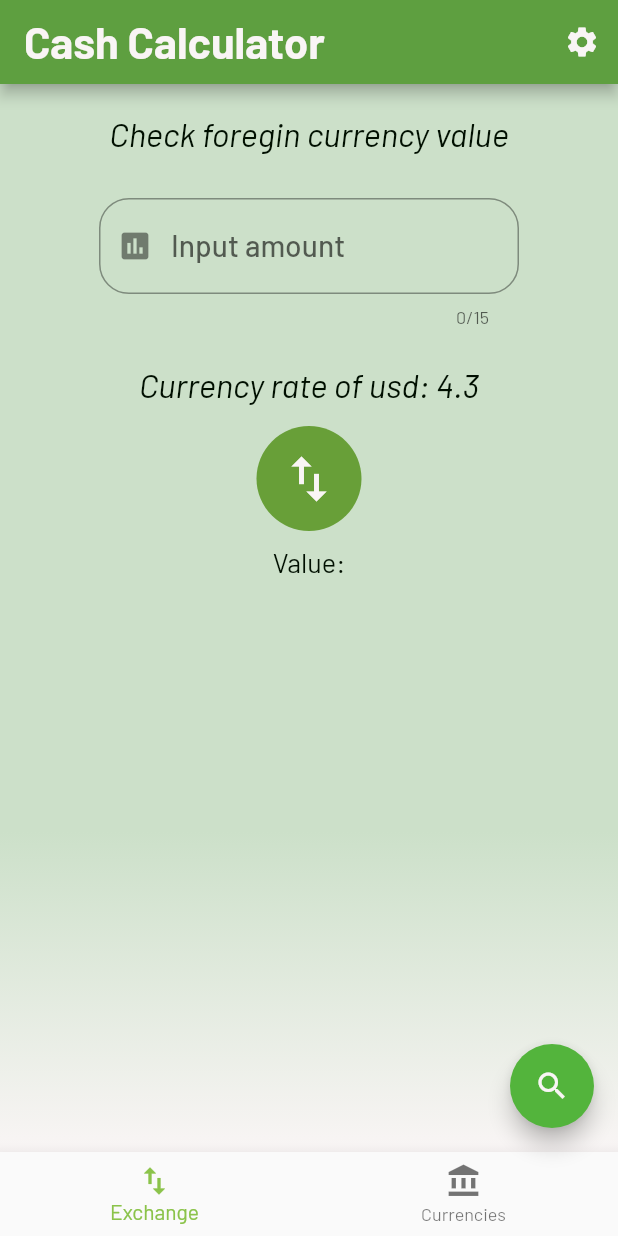
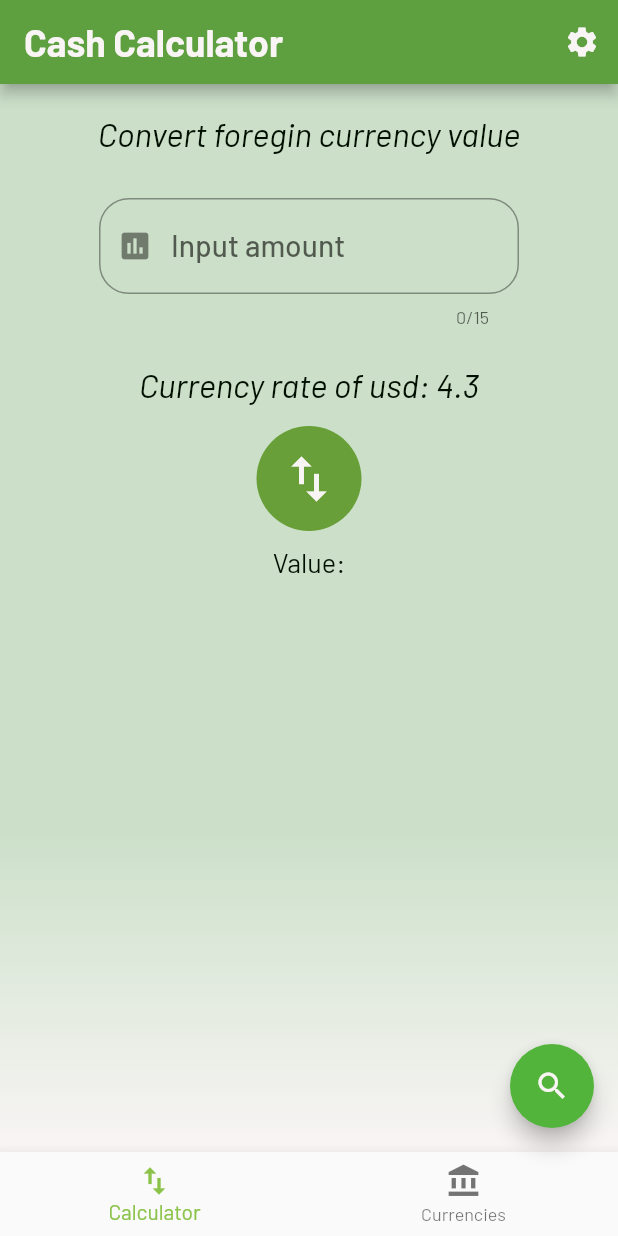
Before and after one commit to paulkastel/cash_calc, a Flutter app: the screen it shows after launch, on a phone screen of 412 x 824 dp. Run offline on Flutter 3.47's test engine with Material 2 defaults, Android fonts, the phone set to English and light mode, and no system bars; accounts and stored records are empty; project files that could hold a hidden picture were left out.

```diff
--- a/lib/main.dart
+++ b/lib/main.dart
@@ -2,9 +2,11 @@ import 'package:cash_calc/repositories/api_handler.dart';
 import 'package:cash_calc/repositories/db_handler.dart';
 import 'package:cash_calc/utils/app_colors.dart';
 import 'package:cash_calc/utils/app_routes.dart';
+import 'package:cash_calc/utils/app_texts.dart';
 import 'package:cash_calc/views/main_view.dart';
 import 'package:cash_calc/views/settings_page_view.dart';
 import 'package:flutter/material.dart';
+import 'package:flutter_localizations/flutter_localizations.dart';
 
 void main() {
   dbHandler = DbHandler();
@@ -33,7 +35,7 @@ class CashCalcApp extends StatelessWidget {
             title: TextStyle(
                 color: AppColors.white,
                 fontWeight: FontWeight.w700,
-                fontSize: 29),
+                fontSize: 25),
             headline: TextStyle(
                 color: AppColors.black,
                 fontSize: 22.0,
@@ -46,6 +48,16 @@ class CashCalcApp extends StatelessWidget {
           ),
           fontFamily: 'Barlow',
         ),
+        localizationsDelegates: [
+          const AppTextsDelegate(),
+          GlobalMaterialLocalizations.delegate,
+          GlobalWidgetsLocalizations.delegate
+        ],
+        supportedLocales: const [
+          Locale('en', 'US'),
+          Locale('de', 'DE'),
+          Locale('pl', 'PL')
+        ],
         home: MainPageView());
   }
 }
--- /dev/null
+++ b/lib/utils/app_texts.dart
@@ -0,0 +1,136 @@
+import 'package:flutter/material.dart';
+import 'package:intl/intl.dart';
+import 'package:cash_calc/l10n/messages_all.dart';
+
+class AppTexts {
+  AppTexts(this.localeName);
+
+  final String localeName;
+
+  static Future<AppTexts> load(Locale locale) {
+    final String name =
+        locale.countryCode.isEmpty ? locale.languageCode : locale.toString();
+    final String localeName = Intl.canonicalizedLocale(name);
+
+    return initializeMessages(localeName).then((_) {
+      return AppTexts(localeName);
+    });
+  }
+
+  static AppTexts of(BuildContext context) {
+    return Localizations.of<AppTexts>(context, AppTexts);
+  }
+
+  String get settingsText {
+    return Intl.message(
+      'Settings',
+      name: 'settingsText',
+      desc: 'Title for settings menu',
+      locale: localeName,
+    );
+  }
+
+  String get notFollowCurrencies {
+    return Intl.message(
+      'You don\'t follow any currencies',
+      name: 'notFollowCurrencies',
+      desc: 'Info that user do not observe any currency rates',
+      locale: localeName,
+    );
+  }
+
+  String get convertforeginCurrencyVal {
+    return Intl.message(
+      'Convert foregin currency value',
+      name: 'convertforeginCurrencyVal',
+      desc: 'Header: Check exchange rate',
+      locale: localeName,
+    );
+  }
+
+  String get currencyRateOf {
+    return Intl.message(
+      'Currency rate of',
+      name: 'currencyRateOf',
+      desc: 'Info about rate',
+      locale: localeName,
+    );
+  }
+
+  String get valueText {
+    return Intl.message(
+      'Value',
+      name: 'valueText',
+      desc: 'Estimate the monetary worth of',
+      locale: localeName,
+    );
+  }
+
+  String get searchForCurrencies {
+    return Intl.message(
+      'Search for currencies',
+      name: 'searchForCurrencies',
+      desc: 'Look out for currencies rate',
+      locale: localeName,
+    );
+  }
+
+  String get calculationText {
+    return Intl.message(
+      'Calculator',
+      name: 'calculationText',
+      desc: 'Title calculator menu',
+      locale: localeName,
+    );
+  }
+
+  String get currencies {
+    return Intl.message(
+      'Currencies',
+      name: 'currencies',
+      desc: 'Title for currencies menu',
+      locale: localeName,
+    );
+  }
+
+  String get selectBaseCurrencyText {
+    return Intl.message(
+      'Select base currency',
+      name: 'selectBaseCurrencyText',
+      desc: 'User orgin currency, from rate is count',
+      locale: localeName,
+    );
+  }
+
+  String get startObserveNowCurrency {
+    return Intl.message(
+      'You observe now',
+      name: 'startObserveNowCurrency',
+      desc: 'Info: user is now following exchange rate',
+      locale: localeName,
+    );
+  }
+
+  String get stopObserveNowCurrency {
+    return Intl.message(
+      'You stopped observing',
+      name: 'stopObserveNowCurrency',
+      desc: 'Info: user is stopped following exchange rate',
+      locale: localeName,
+    );
+  }
+}
+
+class AppTextsDelegate extends LocalizationsDelegate<AppTexts> {
+  const AppTextsDelegate();
+
+  @override
+  bool isSupported(Locale locale) =>
+      ['en', 'de', 'pl'].contains(locale.languageCode);
+
+  @override
+  Future<AppTexts> load(Locale locale) => AppTexts.load(locale);
+
+  @override
+  bool shouldReload(AppTextsDelegate old) => false;
+}
--- a/lib/views/exchange_view.dart
+++ b/lib/views/exchange_view.dart
@@ -1,5 +1,6 @@
 import 'dart:math';
 
+import 'package:cash_calc/utils/app_texts.dart';
 import 'package:cash_calc/views/components/textfield_cash.dart';
 import 'package:flutter/material.dart';
 
@@ -45,7 +46,7 @@ class _ExchangeMoneyViewState extends State<ExchangeMoneyView>
       children: <Widget>[
         Padding(
           padding: const EdgeInsets.only(top: 20.0),
-          child: Text('Check foregin currency value',
+          child: Text(AppTexts.of(context).convertforeginCurrencyVal,
               style: Theme.of(context).textTheme.headline),
         ),
         TextFieldCash(_txtEditCtrlr, () {
@@ -53,7 +54,7 @@ class _ExchangeMoneyViewState extends State<ExchangeMoneyView>
         }),
         Padding(
           padding: const EdgeInsets.all(15.0),
-          child: Text('Currency rate of usd: 4.3',
+          child: Text(AppTexts.of(context).currencyRateOf+' usd: 4.3',
               style: Theme.of(context).textTheme.headline),
         ),
         AnimatedBuilder(
@@ -85,9 +86,9 @@ class _ExchangeMoneyViewState extends State<ExchangeMoneyView>
                 ),
               );
             }),
-        const Padding(
-          padding: EdgeInsets.all(10.0),
-          child: Text('Value:'),
+        Padding(
+          padding: const EdgeInsets.all(10.0),
+          child: Text(AppTexts.of(context).valueText+':'),
         ),
       ],
     );
--- a/lib/views/main_view.dart
+++ b/lib/views/main_view.dart
@@ -1,6 +1,7 @@
 import 'package:cash_calc/blocs/currency_bloc.dart';
 import 'package:cash_calc/services/bloc_provider.dart';
 import 'package:cash_calc/utils/app_colors.dart';
+import 'package:cash_calc/utils/app_texts.dart';
 import 'package:cash_calc/views/currencies_view.dart';
 import 'package:cash_calc/views/exchange_view.dart';
 import 'package:cash_calc/views/settings_page_view.dart';
@@ -46,7 +47,6 @@ class _MainPageViewState extends State<MainPageView> {
                           bloc: CurrencyBloc(), child: SettingsPageView()),
                     ),
                   );
-
                   break;
                 default:
                   throw Exception('No specific option to navigate');
@@ -82,7 +82,7 @@ class _MainPageViewState extends State<MainPageView> {
       ),
       floatingActionButton: FloatingActionButton(
         // TODO(paulkastel): depending on the screen it should do different thing
-        tooltip: 'Search for currencies',
+        tooltip: AppTexts.of(context).searchForCurrencies,
         onPressed: () {},
         child: Icon(
           Icons.search,
@@ -94,11 +94,11 @@ class _MainPageViewState extends State<MainPageView> {
         items: [
           BottomNavigationBarItem(
             icon: Icon(Icons.import_export),
-            title: const Text('Exchange'),
+            title: Text(AppTexts.of(context).calculationText),
           ),
           BottomNavigationBarItem(
             icon: Icon(Icons.account_balance),
-            title: const Text('Currencies'),
+            title: Text(AppTexts.of(context).currencies),
           ),
         ],
         onTap: (int currentSelectedPageIndex) {
--- a/pubspec.yaml
+++ b/pubspec.yaml
@@ -19,6 +19,8 @@ environment:
 dependencies:
   flutter:
     sdk: flutter
+  flutter_localizations:
+    sdk: flutter
 
   http: ^0.12.0+2
 
@@ -29,6 +31,8 @@ dependencies:
 dev_dependencies:
   flutter_test:
     sdk: flutter
+  intl_translation: ^0.17.7
+  flutter_cupertino_localizations: ^1.0.1
 
 
 # For information on the generic Dart part of this file, see the
```
Also changed, not shown: analysis_options.yaml (+4 -4 lines), lib/l10n/intl_de.arb (added, +69 -0 lines), lib/l10n/intl_messages.arb (added, +69 -0 lines), lib/l10n/intl_pl.arb (added, +69 -0 lines), lib/l10n/messages_all.dart (added, +67 -0 lines), lib/l10n/messages_de.dart (added, +36 -0 lines), lib/l10n/messages_pl.dart (added, +36 -0 lines), lib/views/currencies_view.dart (+12 -4 lines), lib/views/settings_page_view.dart (+4 -3 lines), pubspec.lock.
